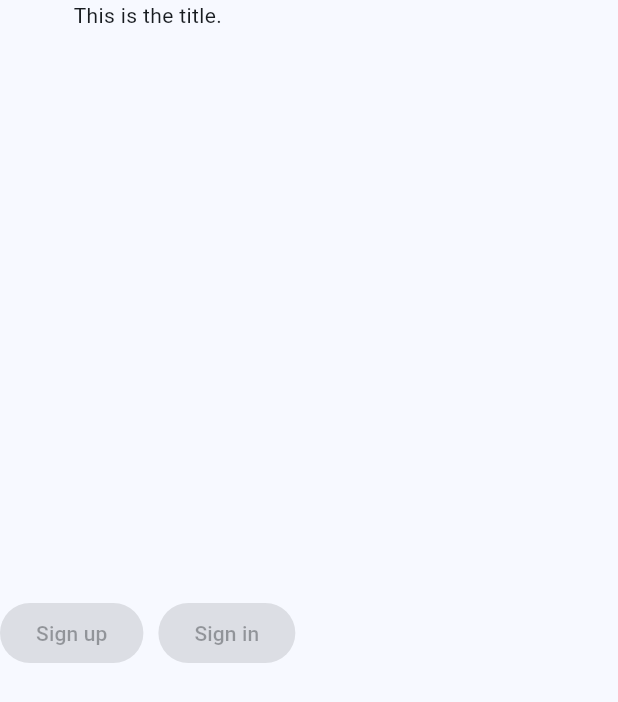
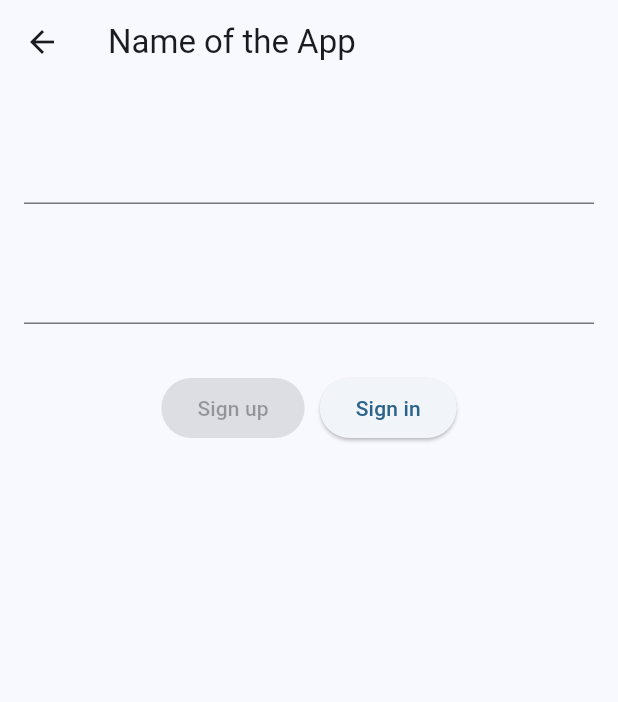
Before and after one commit to jimngu000/ColdChainApp, a Flutter app: the LoginPage screen opened directly, on a phone screen of 412 x 824 dp. Shown: the top 702 px of the screen. Run offline on Flutter 3.47's test engine with Material 3 defaults, Android fonts, the phone set to English and light mode, and no system bars.

```diff
--- a/lib/main.dart
+++ b/lib/main.dart
@@ -1,10 +1,8 @@
-import 'package:english_words/english_words.dart';
 import 'package:flutter/material.dart';
 import 'package:provider/provider.dart';
-import 'package:path_provider/path_provider.dart';
-import 'dart:io';
+import 'package:http/http.dart' as http;
+import 'dart:convert';
 import 'dart:async';
-
 
 void main() {
   runApp(const MyApp());
@@ -68,22 +66,16 @@ class _HomePageState extends State<HomePage> {
   }
 }
 
-// bug
 class LoginPage extends StatelessWidget {
   const LoginPage({super.key});
 
   @override
   Widget build(BuildContext context) {
-    return const Column(
-      mainAxisAlignment: MainAxisAlignment.center,
-      children: <Widget>[
-        Text('This is the title.', textDirection: TextDirection.ltr,),
-        Expanded(child: Row(
-          mainAxisSize: MainAxisSize.min,
-          children: [ElevatedButton(onPressed: null, child: Text('Sign up'),),
-                     SizedBox(width: 10,),
-                     ElevatedButton(onPressed: null, child: Text('Sign in'),),],),
-          ),],
+    return Scaffold(
+      appBar: AppBar(title: const Text('Name of the App')),
+      body: Center(
+        child: LoginForm(),
+      ),
     );
   }
 }
@@ -212,6 +204,81 @@ class MenuPage extends StatelessWidget {
   }
 }
 
+class LoginForm extends StatefulWidget {
+  const LoginForm({super.key});
+
+  @override
+  State<LoginForm> createState() => _LoginFormState();
+}
+
+class _LoginFormState extends State<LoginForm> {
+  final _formKey = GlobalKey<FormState>();
+  final userController = TextEditingController();
+  final passwordController = TextEditingController();
+
+  @override
+  void dispose() {
+    userController.dispose();
+    passwordController.dispose();
+    super.dispose();
+  }
+
+  Widget build(BuildContext context) {
+    return Form(
+      key: _formKey,
+      child: Padding(
+        padding: const EdgeInsets.symmetric(horizontal: 8, vertical: 16),
+        child: Column(
+          crossAxisAlignment: CrossAxisAlignment.center,
+          children: [Padding(
+            padding: const EdgeInsets.symmetric(horizontal: 8, vertical: 16),
+            child: TextFormField(
+              controller: userController,
+              validator: (value) {
+                if (value == null || value.isEmpty) return 'Please enter user.';
+                return null;
+              },
+            ),
+          ),
+          Padding(
+            padding: const EdgeInsets.symmetric(horizontal: 8, vertical: 16),
+            child: TextFormField(
+              controller: passwordController,
+              validator: (value) {
+                if (value == null || value.isEmpty) return 'Please enter password.';
+                return null;
+              },
+            ),
+          ),
+          Padding(
+            padding: const EdgeInsets.symmetric(horizontal: 8, vertical: 16),
+            child: Row(
+              mainAxisSize: MainAxisSize.min,
+              children: [ElevatedButton(
+                onPressed: null,
+                child: const Text('Sign up')),
+              const SizedBox(width: 10,),
+              ElevatedButton(
+                onPressed: () {
+                  if (_formKey.currentState!.validate()) {
+                    // call a server or save the info in a database
+                    ScaffoldMessenger.of(context).showSnackBar(
+                      const SnackBar(content: Text('call a server or save the info in a database')),
+                    );
+                  } else {
+                    ScaffoldMessenger.of(context).showSnackBar(
+                      const SnackBar(content: Text('Wrong user or password.')),
+                    );
+                  }
+                }, child: const Text('Sign in')),],
+            ),
+          )],
+        ),
+      ),
+    );
+  }
+}
+
 class InfoView extends StatelessWidget {
   final String feature;
   const InfoView({
```
Also changed, not shown: 3 other files.
